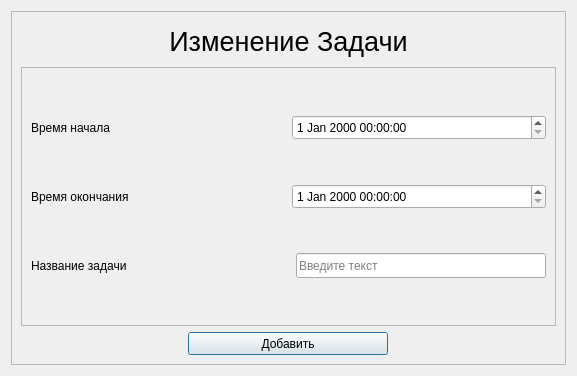
Old version of the form src/itemdialog.ui in the repository Gentser/Keknaizer.
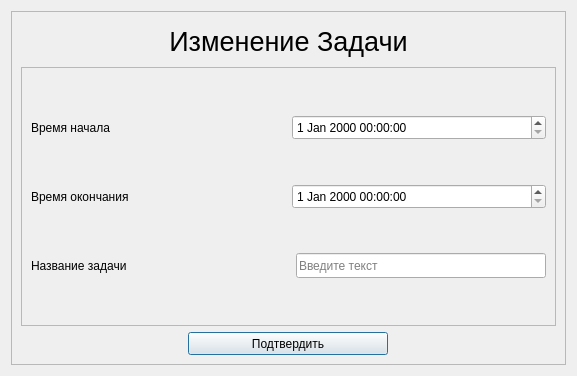
New version of the form.

Commit message: Edit timelineItem from Gui #63

```diff
--- a/src/itemdialog.ui
+++ b/src/itemdialog.ui
@@ -172,7 +172,7 @@
          </size>
         </property>
         <property name="text">
-         <string>Добавить</string>
+         <string>Подтвердить</string>
         </property>
        </widget>
       </item>
```
The commit also changes 5 other files.
